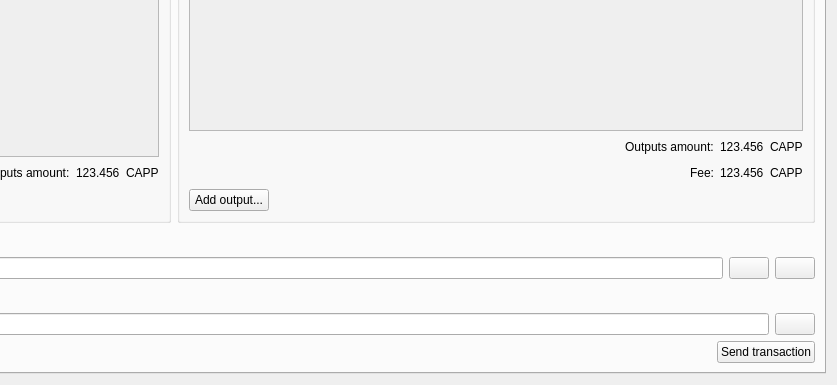
The window that src/qt/forms/multisigdialog.ui (scificrypto/BottleCapsPlus) describes before a commit, drawn with Qt 5; both pictures show x 490 to 1327 and y 210 to 595 of the 1327 by 595 pixel window.
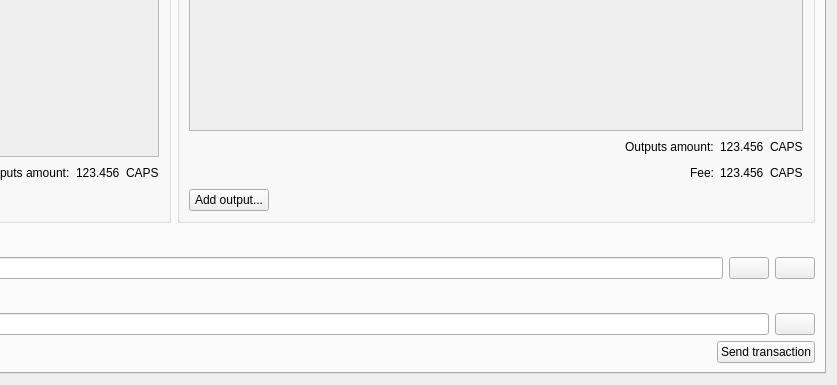
The same window after the commit. The open tabs and pages were chosen to show the change. Icons and pictures are not drawn.

Commit message: Change CAPP to CAPS

Patch:
```diff
--- a/src/qt/forms/multisigdialog.ui
+++ b/src/qt/forms/multisigdialog.ui
@@ -399,7 +399,7 @@
                 <item>
                  <widget class="QLabel" name="label">
                   <property name="text">
-                   <string notr="true">CAPP</string>
+                   <string notr="true">CAPS</string>
                   </property>
                  </widget>
                 </item>
@@ -518,7 +518,7 @@
                 <item>
                  <widget class="QLabel" name="label_2">
                   <property name="text">
-                   <string notr="true">CAPP</string>
+                   <string notr="true">CAPS</string>
                   </property>
                  </widget>
                 </item>
@@ -556,7 +556,7 @@
                 <item>
                  <widget class="QLabel" name="label_3">
                   <property name="text">
-                   <string notr="true">CAPP</string>
+                   <string notr="true">CAPS</string>
                   </property>
                  </widget>
                 </item>
```
The commit also changes 13 other files.
